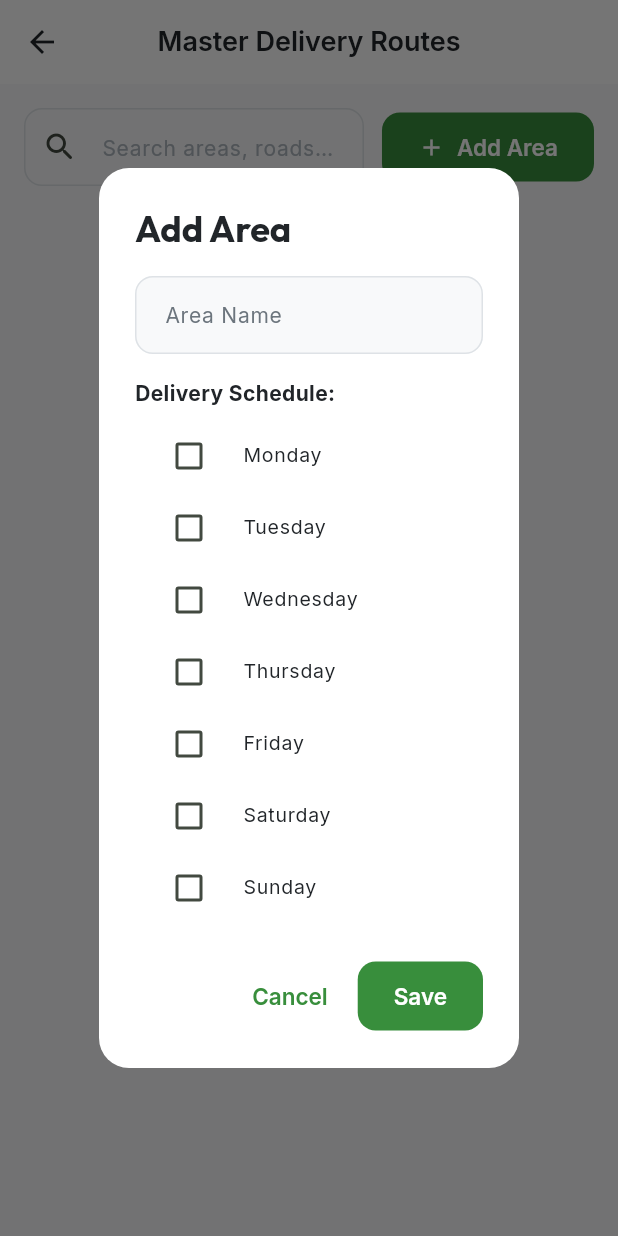
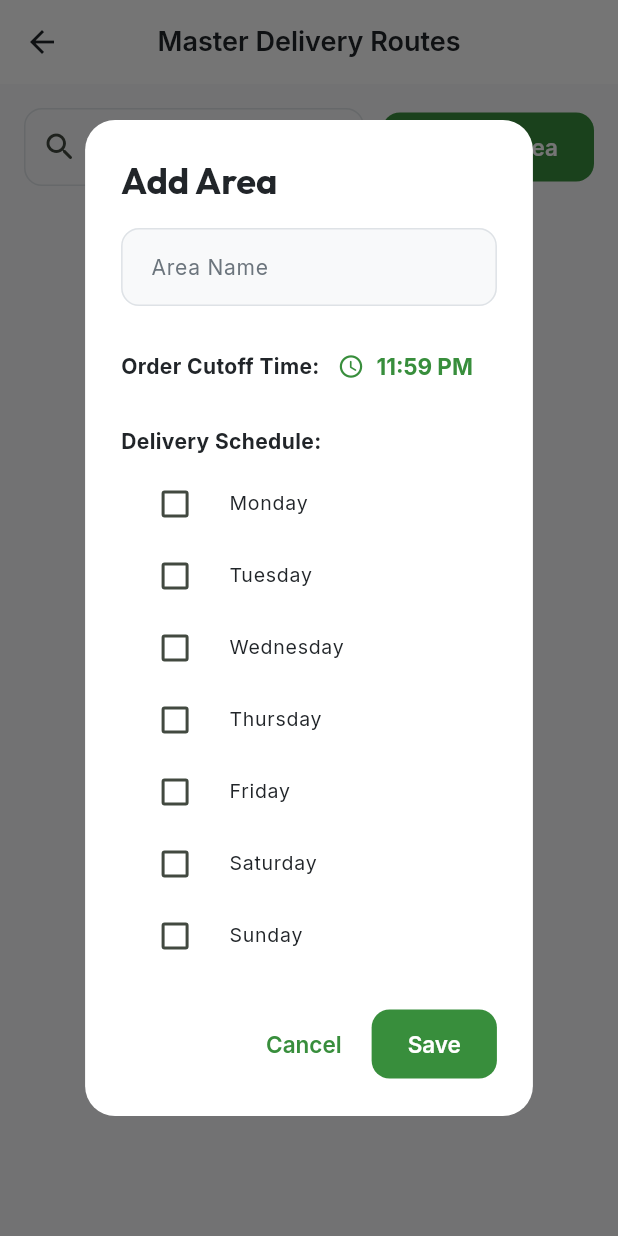
Before and after one commit to ojasthamke/37, a Flutter app: the AreasScreen screen opened directly, after a tap on "Add Area", on a phone screen of 412 x 824 dp. Run offline on Flutter 3.47's test engine with Material 3 defaults, Android fonts, the phone set to English and light mode, and no system bars; our stand-ins replace flutter_local_notifications, flutter_riverpod, flutter_timezone, google_fonts, image_picker, sqflite and 3 more; accounts and stored records are empty.

Commit message:
feat: implement area cutoff time picker and scrollable breakdown UI

```diff
--- a/lib/features/area/areas_screen.dart
+++ b/lib/features/area/areas_screen.dart
@@ -36,6 +36,14 @@ class _AreasScreenState extends State<AreasScreen> {
     'Saturday',
     'Sunday'
   ];
+
+  String _formatTimeOfDay(TimeOfDay time) {
+    final hour = time.hourOfPeriod == 0 ? 12 : time.hourOfPeriod;
+    final period = time.period == DayPeriod.am ? 'AM' : 'PM';
+    final minute = time.minute.toString().padLeft(2, '0');
+    final hourStr = hour.toString().padLeft(2, '0');
+    return '$hourStr:$minute $period';
+  }
 
   @override
   void initState() {
@@ -223,6 +231,19 @@ class _AreasScreenState extends State<AreasScreen> {
       selectedDays = List<String>.from(json.decode(json.encode(area['delivery_schedule'])));
     }
 
+    TimeOfDay cutoffTime = const TimeOfDay(hour: 23, minute: 59);
+    if (area != null && area['cutoff_time'] != null) {
+      try {
+        final parts = area['cutoff_time'].toString().split(':');
+        if (parts.length >= 2) {
+          cutoffTime = TimeOfDay(
+            hour: int.parse(parts[0]),
+            minute: int.parse(parts[1]),
+          );
+        }
+      } catch (_) {}
+    }
+
     showDialog(
       context: context,
       builder: (context) {
@@ -240,6 +261,34 @@ class _AreasScreenState extends State<AreasScreen> {
                         labelText: 'Area Name',
                         hintText: 'e.g. Kothrud',
                       ),
+                    ),
+                    const SizedBox(height: 16),
+                    Row(
+                      mainAxisAlignment: MainAxisAlignment.spaceBetween,
+                      children: [
+                        const Text(
+                          'Order Cutoff Time:',
+                          style: TextStyle(fontWeight: FontWeight.bold),
+                        ),
+                        TextButton.icon(
+                          icon: const Icon(Icons.access_time_rounded),
+                          label: Text(
+                            _formatTimeOfDay(cutoffTime),
+                            style: const TextStyle(fontWeight: FontWeight.bold),
+                          ),
+                          onPressed: () async {
+                            final selected = await showTimePicker(
+                              context: context,
+                              initialTime: cutoffTime,
+                            );
+                            if (selected != null) {
+                              setDialogState(() {
+                                cutoffTime = selected;
+                              });
+                            }
+                          },
+                        ),
+                      ],
                     ),
                     const SizedBox(height: 16),
                     const Align(
@@ -278,6 +327,7 @@ class _AreasScreenState extends State<AreasScreen> {
                     if (nameController.text.trim().isEmpty) return;
                     Navigator.pop(context);
 
+                    final cutoffTimeStr = "${cutoffTime.hour.toString().padLeft(2, '0')}:${cutoffTime.minute.toString().padLeft(2, '0')}:00";
                     try {
                       if (area == null) {
                         final id = const Uuid().v4();
@@ -287,11 +337,13 @@ class _AreasScreenState extends State<AreasScreen> {
                           'area_code': areaCode,
                           'name': nameController.text.trim(),
                           'delivery_schedule': selectedDays,
+                          'cutoff_time': cutoffTimeStr,
                         });
                       } else {
                         await _client.from('areas').update({
                           'name': nameController.text.trim(),
                           'delivery_schedule': selectedDays,
+                          'cutoff_time': cutoffTimeStr,
                         }).eq('id', area['id']);
                       }
                       _fetchAllData();
@@ -620,7 +672,6 @@ class _AreasScreenState extends State<AreasScreen> {
 
   @override
   Widget build(BuildContext context) {
-    final theme = Theme.of(context);
     final filteredAreas = _areas.where((a) => _isAreaVisible(a, _searchQuery)).toList();
     final selectedCustomers = _getSelectedCustomers();
 
@@ -690,45 +741,91 @@ class _AreasScreenState extends State<AreasScreen> {
                   Container(
                     width: double.infinity,
                     margin: const EdgeInsets.symmetric(horizontal: 16.0, vertical: 8.0),
+                    decoration: BoxDecoration(
+                      color: const Color(0xFFE8F5E9), // Soft green background
+                      borderRadius: BorderRadius.circular(16),
+                      border: Border.all(color: const Color(0xFFC8E6C9), width: 1),
+                      boxShadow: [
+                        BoxShadow(
+                          color: Colors.black.withOpacity(0.02),
+                          blurRadius: 6,
+                          offset: const Offset(0, 3),
+                        )
+                      ],
+                    ),
+                    child: Padding(
                       padding: const EdgeInsets.all(16.0),
-                    decoration: BoxDecoration(
-                      color: theme.colorScheme.primaryContainer.withOpacity(0.4),
-                      borderRadius: BorderRadius.circular(12),
-                      border: Border.all(color: theme.colorScheme.primary.withOpacity(0.1)),
-                    ),
                       child: Column(
                         crossAxisAlignment: CrossAxisAlignment.start,
                         children: [
+                          Row(
+                            children: [
+                              const Icon(Icons.people_alt_rounded, color: Color(0xFF2E7D32), size: 20),
+                              const SizedBox(width: 8),
                               Text(
                                 'Selected: ${selectedCustomers.length} Customers',
-                          style: TextStyle(
+                                style: const TextStyle(
                                   fontWeight: FontWeight.bold,
-                            fontSize: 16,
-                            color: theme.colorScheme.primary,
+                                  fontSize: 15,
+                                  color: Color(0xFF2E7D32),
                                 ),
                               ),
-                        const SizedBox(height: 8),
-                        const Text('Breakdown:', style: TextStyle(fontWeight: FontWeight.bold, fontSize: 13)),
-                        const SizedBox(height: 4),
-                        Wrap(
-                          spacing: 12,
-                          runSpacing: 4,
+                            ],
+                          ),
+                          const SizedBox(height: 12),
+                          SingleChildScrollView(
+                            scrollDirection: Axis.horizontal,
+                            child: Row(
                               children: [
                                 ...areaBreakdown.entries.map((e) {
                                   final areaName = _areas.firstWhere((a) => a['id'] == e.key, orElse: () => {'name': 'Unknown'})['name'];
-                              return Chip(
-                                label: Text('$areaName — ${e.value}'),
+                                  return Padding(
+                                    padding: const EdgeInsets.only(right: 8.0),
+                                    child: Container(
+                                      padding: const EdgeInsets.symmetric(horizontal: 10, vertical: 6),
+                                      decoration: BoxDecoration(
+                                        color: Colors.white,
+                                        borderRadius: BorderRadius.circular(8),
+                                        border: Border.all(color: const Color(0xFFE0E0E0)),
+                                      ),
+                                      child: Text(
+                                        '$areaName: ${e.value}',
+                                        style: TextStyle(
+                                          fontSize: 12,
+                                          fontWeight: FontWeight.w600,
+                                          color: Colors.grey[800],
+                                        ),
+                                      ),
+                                    ),
                                   );
                                 }),
                                 ...roadBreakdown.entries.map((e) {
                                   final roadName = _allRoads.firstWhere((r) => r['id'] == e.key, orElse: () => {'name': 'Unknown'})['name'];
-                              return Chip(
-                                label: Text('$roadName — ${e.value}'),
+                                  return Padding(
+                                    padding: const EdgeInsets.only(right: 8.0),
+                                    child: Container(
+                                      padding: const EdgeInsets.symmetric(horizontal: 10, vertical: 6),
+                                      decoration: BoxDecoration(
+                                        color: Colors.white,
+                                        borderRadius: BorderRadius.circular(8),
+                                        border: Border.all(color: const Color(0xFFE0E0E0)),
+                                      ),
+                                      child: Text(
+                                        '$roadName: ${e.value}',
+                                        style: TextStyle(
+                                          fontSize: 12,
+                                          fontWeight: FontWeight.w600,
+                                          color: Colors.grey[800],
+                                        ),
+                                      ),
+                                    ),
                                   );
                                 }),
                               ],
                             ),
+                          ),
                         ],
+                      ),
                     ),
                   ),
                 ],
@@ -749,6 +846,20 @@ class _AreasScreenState extends State<AreasScreen> {
 
                       final areaCustCount = _allCustomers.where((c) => c['area_id'] == areaId).length;
                       final isAreaChecked = _selectedAreaIds.contains(areaId);
+
+                      final rawCutoff = area['cutoff_time'] as String? ?? '23:59:00';
+                      String formattedCutoff = '11:59 PM';
+                      try {
+                        final parts = rawCutoff.split(':');
+                        if (parts.length >= 2) {
+                          final hour = int.parse(parts[0]);
+                          final minute = int.parse(parts[1]);
+                          final tod = TimeOfDay(hour: hour, minute: minute);
+                          final h = tod.hourOfPeriod == 0 ? 12 : tod.hourOfPeriod;
+                          final period = tod.period == DayPeriod.am ? 'AM' : 'PM';
+                          formattedCutoff = '${h.toString().padLeft(2, '0')}:${tod.minute.toString().padLeft(2, '0')} $period';
+                        }
+                      } catch (_) {}
 
                       return ExpansionTile(
                         key: PageStorageKey<String>('area:$areaId'),
@@ -773,7 +884,7 @@ class _AreasScreenState extends State<AreasScreen> {
                             ),
                           ],
                         ),
-                        subtitle: Text('Schedule: $deliveryDays • $areaCustCount Customers'),
+                        subtitle: Text('Schedule: $deliveryDays (Cutoff: $formattedCutoff) • $areaCustCount Customers'),
                         trailing: Row(
                           mainAxisSize: MainAxisSize.min,
                           children: [
```
Lines whose indentation alone changed are shown as unchanged.
